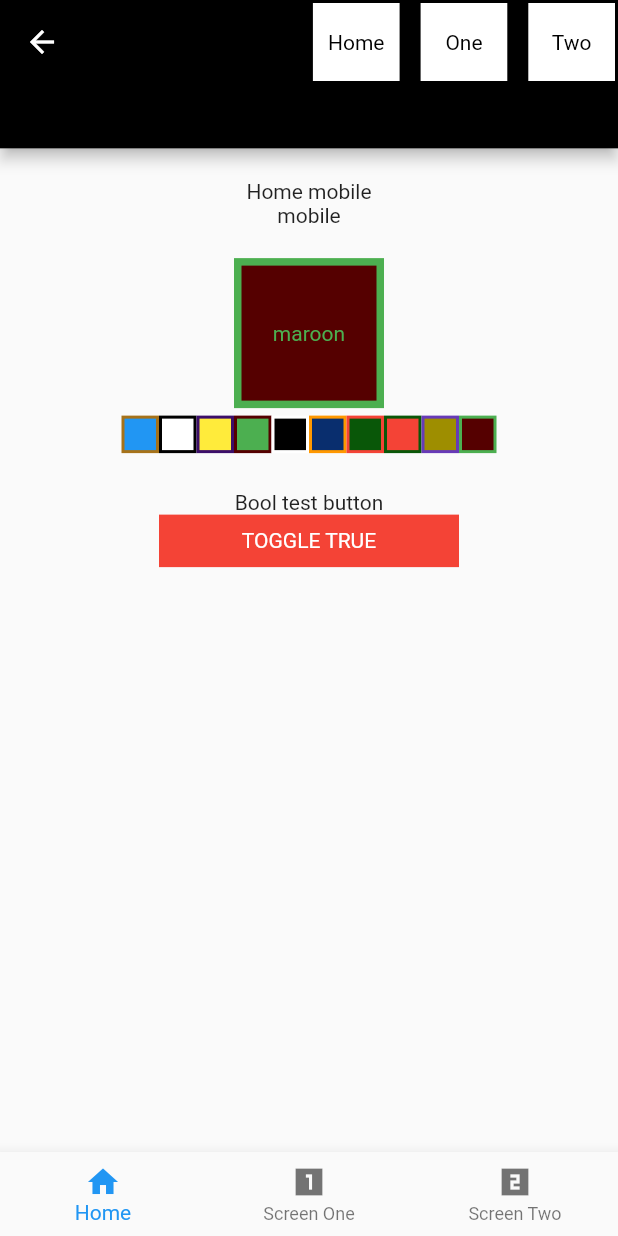
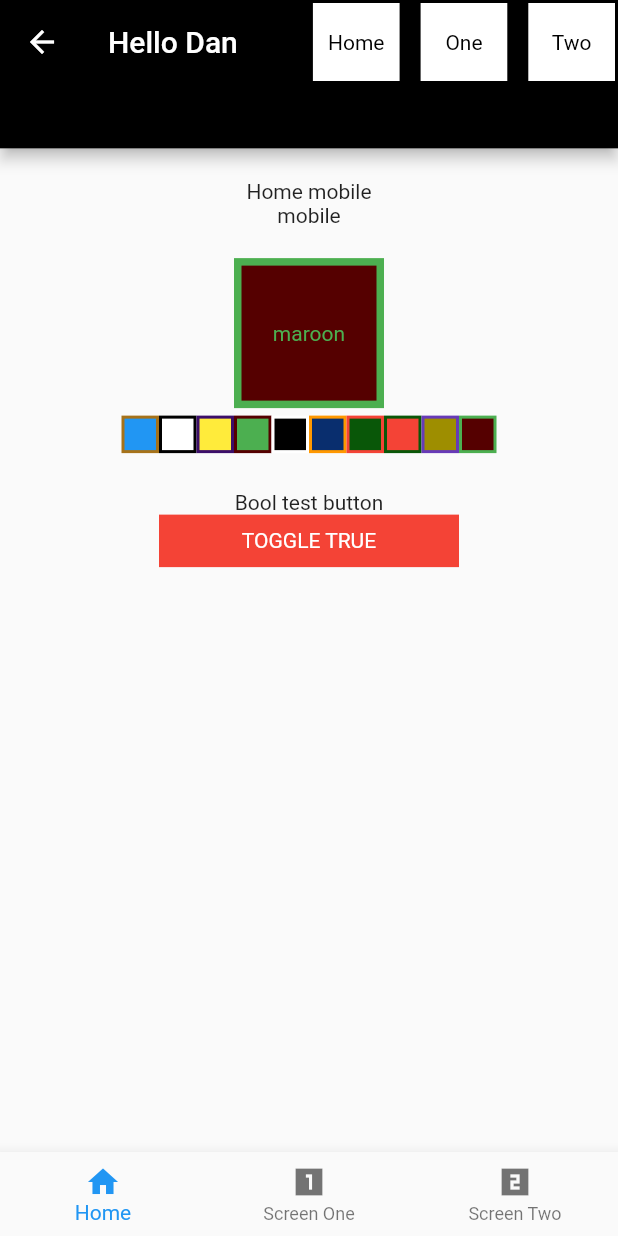
Before and after one commit to jrmarkham/dynamic_layout, a Flutter app: the screen it shows after launch, on a phone screen of 412 x 824 dp. Run offline on Flutter 3.47's test engine with Material 2 defaults, Android fonts, the phone set to English and light mode, and no system bars; our stand-ins replace bloc, flutter_bloc.

Commit message:
fun w/ bloc

```diff
--- /dev/null
+++ b/lib/src/data/blocs/dan/dan_bloc.dart
@@ -0,0 +1,15 @@
+import 'dart:async';
+
+import 'package:bloc/bloc.dart';
+import 'package:meta/meta.dart';
+
+part 'dan_event.dart';
+part 'dan_state.dart';
+
+class DanBloc extends Bloc<DanEvent, DanState> {
+  DanBloc() : super(DanInitial()) {
+    on<DanEvent>((event, emit) {
+      // TODO: implement event handler
+    });
+  }
+}
--- /dev/null
+++ b/lib/src/data/blocs/dan/dan_event.dart
@@ -0,0 +1,4 @@
+part of 'dan_bloc.dart';
+
+@immutable
+abstract class DanEvent {}
--- /dev/null
+++ b/lib/src/data/blocs/dan/dan_state.dart
@@ -0,0 +1,6 @@
+part of 'dan_bloc.dart';
+
+@immutable
+abstract class DanState {}
+
+class DanInitial extends DanState {}
--- /dev/null
+++ b/lib/src/data/blocs/john/john_state.dart
@@ -0,0 +1,6 @@
+part of 'john_cubit.dart';
+
+@immutable
+abstract class JohnState {}
+
+class JohnInitial extends JohnState {}
--- a/lib/src/ui/widgets/app_bars/core_app_bar.dart
+++ b/lib/src/ui/widgets/app_bars/core_app_bar.dart
@@ -19,40 +19,35 @@ class CoreAppBar extends StatelessWidget {
       bloc: navCubit,
       builder: (BuildContext context, NavState state) {
         return AppBar(
-          title: const Text(''),
-           backgroundColor: state.navColor.getContrastColor(),
-           foregroundColor: state.navColor.getColor(),
+          title: Text(state.nav == Nav.home
+              ? 'Hello Dan'
+              : state.nav == Nav.one
+                  ? 'Hey Tonya'
+                  : 'Yo John'),
+          backgroundColor: state.navColor.getContrastColor(),
+          foregroundColor: state.navColor.getColor(),
           // shadowColor: state.navColor.getShadowColor(),
           actions: [
             CoreButton(
-
               label: 'Home',
               color: state.navColor,
               size: ButtonSize.small,
               callback: () => navCall(Nav.home),
-
             ),
             const SizedBox(width: 10.0),
             CoreButton(
-
               label: 'One',
               color: state.navColor,
               size: ButtonSize.small,
               callback: () => navCall(Nav.one),
-
             ),
-
             const SizedBox(width: 10.0),
             CoreButton(
-
               label: 'Two',
               color: state.navColor,
               size: ButtonSize.small,
               callback: () => navCall(Nav.two),
-
             ),
-
-
           ],
         );
       },
--- a/lib/src/ui/widgets/color_bar/color_bar.dart
+++ b/lib/src/ui/widgets/color_bar/color_bar.dart
@@ -19,7 +19,7 @@ class ColorBar extends StatelessWidget {
       bloc: colorCubit,
         listener: (BuildContext context, BaseColor state) {
 
-        //  navColor(state);
+          navColor(state);
         },
       builder: (BuildContext context, BaseColor state) {
         return Column(
```
Also changed, not shown: lib/src/data/blocs/john/john_cubit.dart (added, +8 -0 lines), lib/src/data/blocs/sample_bloc/sample_bloc.dart (added, +33 -0 lines), lib/src/data/blocs/sample_bloc/sample_event.dart (added, +20 -0 lines), lib/src/data/blocs/sample_bloc/sample_state.dart (added, +26 -0 lines).
